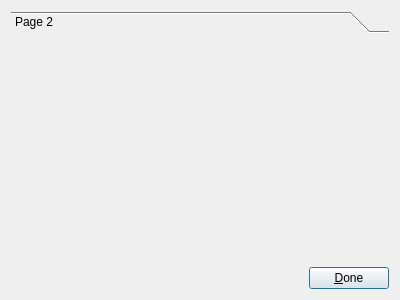
Above: src/ui/pluginconf.ui from chrmorais/aranduka before the change. Below: the same form after it.
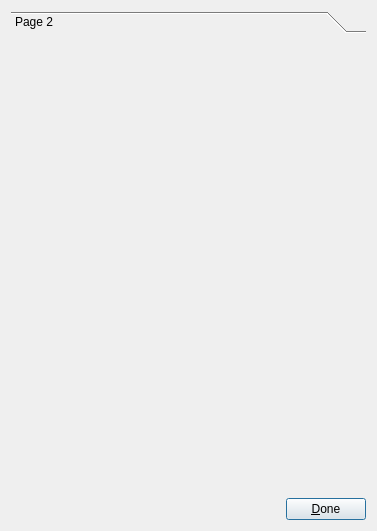
That is the form after the change.

Commit message: Taller plugin config dialog

Diff of the .ui file:
```diff
--- a/src/ui/pluginconf.ui
+++ b/src/ui/pluginconf.ui
@@ -6,8 +6,8 @@
    <rect>
     <x>0</x>
     <y>0</y>
-    <width>400</width>
-    <height>300</height>
+    <width>377</width>
+    <height>531</height>
    </rect>
   </property>
   <property name="windowTitle">
@@ -24,8 +24,8 @@
        <rect>
         <x>0</x>
         <y>0</y>
-        <width>382</width>
-        <height>217</height>
+        <width>359</width>
+        <height>455</height>
        </rect>
       </property>
       <attribute name="label">
```
